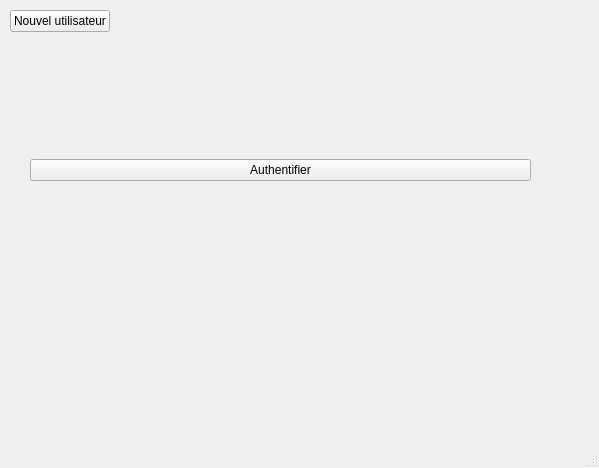
Old version of the form FaceRecognition/employe.ui in the repository idriss92/FaceRecognition.
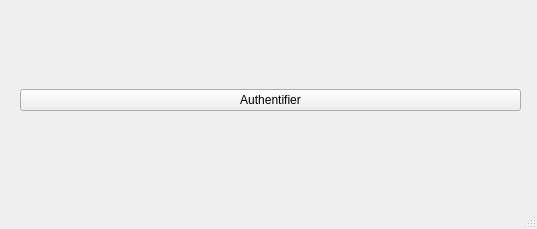
New version of the form.

What changed in the file:
```diff
--- a/FaceRecognition/employe.ui
+++ b/FaceRecognition/employe.ui
@@ -6,41 +6,19 @@
    <rect>
     <x>0</x>
     <y>0</y>
-    <width>599</width>
-    <height>468</height>
+    <width>537</width>
+    <height>229</height>
    </rect>
   </property>
   <property name="windowTitle">
    <string>Employe</string>
   </property>
   <widget class="QWidget" name="centralwidget">
-   <widget class="QWidget" name="formLayoutWidget">
-    <property name="geometry">
-     <rect>
-      <x>10</x>
-      <y>10</y>
-      <width>311</width>
-      <height>51</height>
-     </rect>
-    </property>
-    <layout class="QFormLayout" name="formLayout">
-     <property name="fieldGrowthPolicy">
-      <enum>QFormLayout::AllNonFixedFieldsGrow</enum>
-     </property>
-     <item row="0" column="0">
-      <widget class="QPushButton" name="add">
-       <property name="text">
-        <string>Nouvel utilisateur</string>
-       </property>
-      </widget>
-     </item>
-    </layout>
-   </widget>
    <widget class="QWidget" name="verticalLayoutWidget">
     <property name="geometry">
      <rect>
-      <x>30</x>
-      <y>90</y>
+      <x>20</x>
+      <y>20</y>
       <width>501</width>
       <height>161</height>
      </rect>
@@ -51,6 +29,12 @@
        <property name="text">
         <string>Authentifier</string>
        </property>
+       <property name="iconSize">
+        <size>
+         <width>16</width>
+         <height>58</height>
+        </size>
+       </property>
       </widget>
      </item>
     </layout>
```
Left out of the diff: 2 changed lines with no effect on the pictures.
